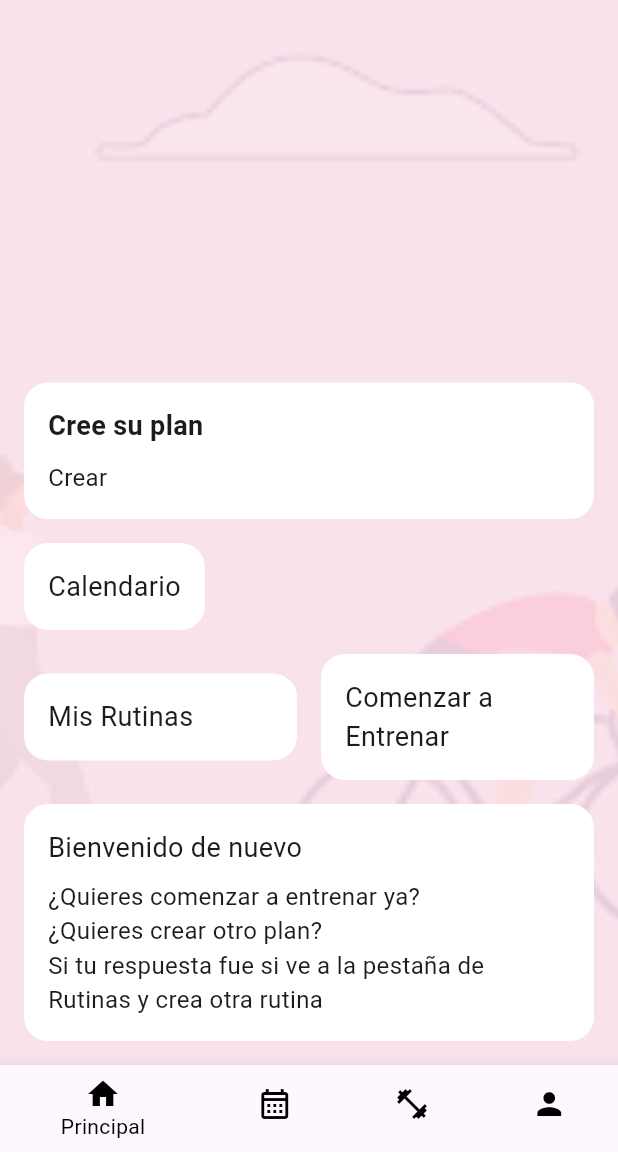
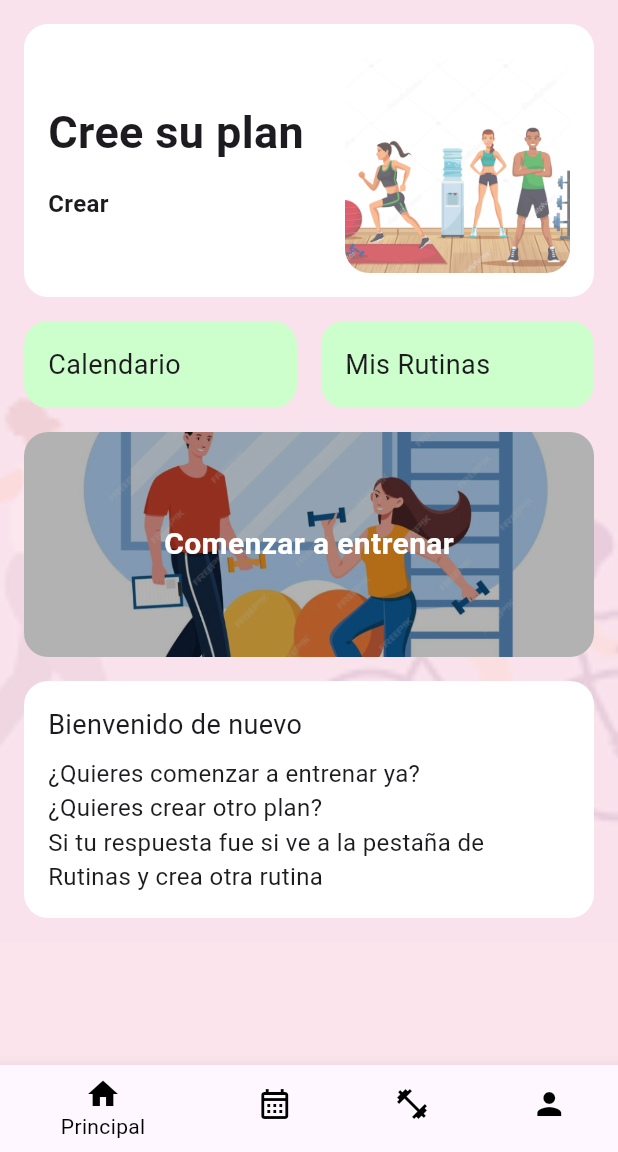
Before and after one commit to rafaelmoralesd/Fitlife, a Flutter app: the screen it shows once a user with an empty profile is signed in, on a phone screen of 412 x 824 dp, the part 84-1236 px from its top. Run offline on Flutter 3.47's test engine with Material 3 defaults, Android fonts, the light colour scheme and no system bars; our stand-ins replace firebase_auth, firebase_core, google_sign_in, shared_preferences, table_calendar; missing offline and left inert: social_auth_buttons; accounts and stored records are empty.

Commit message:
diseño de inicio

```diff
--- a/lib/inicio.dart
+++ b/lib/inicio.dart
@@ -1,9 +1,8 @@
 import 'package:flutter/material.dart';
+import 'package:myapp/RutinaPage.dart';
 import 'package:myapp/crearRutina.dart';
 import 'package:myapp/calendario.dart';
-//import 'package:myapp/DetalleRutinaPage.dart';
 
-//pestaña del menu principal
 class HomeMenuPage extends StatelessWidget {
   const HomeMenuPage({
     super.key,
@@ -30,7 +29,8 @@
               ),
             ),
           ),
-          Align(
+          SingleChildScrollView(
+            child: Align(
               alignment: Alignment.bottomCenter,
               child: Padding(
                 padding: const EdgeInsets.all(16.0),
@@ -39,61 +39,6 @@
                   crossAxisAlignment: CrossAxisAlignment.start,
                   children: [
                     GestureDetector(
-                    onTap: () {
-                      Navigator.push(
-                        context,
-                        MaterialPageRoute(builder: (context) => Crearrutina()),
-                      );
-                    },
-                    child: Container(
-                      padding: EdgeInsets.all(16.0),
-                      decoration: BoxDecoration(
-                        color: Colors.white,
-                        borderRadius: BorderRadius.circular(16.0),
-                      ),
-                      child: const Row(
-                        children: [
-                          Expanded(
-                            child: Column(
-                              crossAxisAlignment: CrossAxisAlignment.start,
-                              children: [
-                                Text('Cree su plan',
-                                    style: TextStyle(
-                                        fontSize: 18.0,
-                                        fontWeight: FontWeight.bold)),
-                                SizedBox(height: 10.0),
-                                Text('Crear', style: TextStyle(fontSize: 16.0)),
-                              ],
-                            ),
-                          ),
-                        ],
-                      ),
-                    ),
-                  ),
-                  SizedBox(height: 16.0),
-                  GestureDetector(
-                    onTap: () {
-                      Navigator.push(
-                        context,
-                        MaterialPageRoute(
-                            builder: (context) => CalendarioPage()),
-                      );
-                    },
-                    child: Container(
-                      padding: EdgeInsets.all(16.0),
-                      decoration: BoxDecoration(
-                        color: Colors.white,
-                        borderRadius: BorderRadius.circular(16.0),
-                      ),
-                      child:
-                          Text('Calendario', style: TextStyle(fontSize: 18.0)),
-                    ),
-                  ),
-                  SizedBox(height: 16.0),
-                  Row(
-                    children: [
-                      Expanded(
-                        child: GestureDetector(
                       onTap: () {
                         Navigator.push(
                           context,
@@ -107,7 +52,62 @@
                           color: Colors.white,
                           borderRadius: BorderRadius.circular(16.0),
                         ),
-                            child: Text('Mis Rutinas',
+                        child: Row(
+                          mainAxisAlignment: MainAxisAlignment.spaceBetween,
+                          children: [
+                            Expanded(
+                              child: Column(
+                                crossAxisAlignment: CrossAxisAlignment.start,
+                                children: [
+                                  Text('Cree su plan',
+                                      style: TextStyle(
+                                          fontSize: 30.0,
+                                          fontWeight: FontWeight.bold)),
+                                  SizedBox(height: 15.0),
+                                  Text(
+                                    'Crear',
+                                    style: TextStyle(
+                                        fontSize: 16.0,
+                                        fontWeight: FontWeight.bold),
+                                  ),
+                                ],
+                              ),
+                            ),
+                            ClipRRect(
+                              borderRadius: BorderRadius.circular(16.0),
+                              child: Opacity(
+                                opacity: 0.7,
+                                child: Image.asset(
+                                  'assets/imagen8.png',
+                                  width: 150.0,
+                                  height: 150.0,
+                                  fit: BoxFit.cover,
+                                ),
+                              ),
+                            ),
+                          ],
+                        ),
+                      ),
+                    ),
+                    SizedBox(height: 16.0),
+                    Row(
+                      children: [
+                        Expanded(
+                          child: GestureDetector(
+                            onTap: () {
+                              Navigator.push(
+                                context,
+                                MaterialPageRoute(
+                                    builder: (context) => CalendarioPage()),
+                              );
+                            },
+                            child: Container(
+                              padding: EdgeInsets.all(16.0),
+                              decoration: BoxDecoration(
+                                color: const Color.fromARGB(255, 204, 255, 204),
+                                borderRadius: BorderRadius.circular(16.0),
+                              ),
+                              child: Text('Calendario',
                                   style: TextStyle(fontSize: 18.0)),
                             ),
                           ),
@@ -125,15 +125,51 @@
                             child: Container(
                               padding: EdgeInsets.all(16.0),
                               decoration: BoxDecoration(
-                              color: Colors.white,
+                                color: const Color.fromARGB(255, 204, 255, 204),
                                 borderRadius: BorderRadius.circular(16.0),
                               ),
-                            child: Text('Comenzar a Entrenar',
+                              child: Text('Mis Rutinas',
                                   style: TextStyle(fontSize: 18.0)),
                             ),
                           ),
                         ),
                       ],
+                    ),
+                    SizedBox(height: 16.0),
+                    GestureDetector(
+                      onTap: () {
+                        Navigator.push(
+                          context,
+                          MaterialPageRoute(builder: (context) => RutinaPage()),
+                        );
+                      },
+                      child: Container(
+                        width: double.infinity,
+                        height: 150.0,
+                        padding: EdgeInsets.all(16.0),
+                        decoration: BoxDecoration(
+                          borderRadius: BorderRadius.circular(16.0),
+                          image: DecorationImage(
+                            image: AssetImage('assets/imagen7.png'),
+                            fit: BoxFit.cover,
+                            colorFilter: ColorFilter.mode(
+                              Colors.black.withOpacity(0.3),
+                              BlendMode.darken,
+                            ),
+                          ),
+                        ),
+                        child: Align(
+                          alignment: Alignment.center,
+                          child: Text(
+                            'Comenzar a entrenar',
+                            style: TextStyle(
+                              fontSize: 20.0,
+                              fontWeight: FontWeight.bold,
+                              color: Colors.white,
+                            ),
+                          ),
+                        ),
+                      ),
                     ),
                     SizedBox(height: 16.0),
                     Container(
@@ -162,6 +198,7 @@
                 ),
               ),
             ),
+          ),
         ],
       ),
     );
```
Also changed, not shown: assets/imagen7.png (added), assets/imagen8.png (added). Lines whose indentation alone changed are shown as unchanged.
